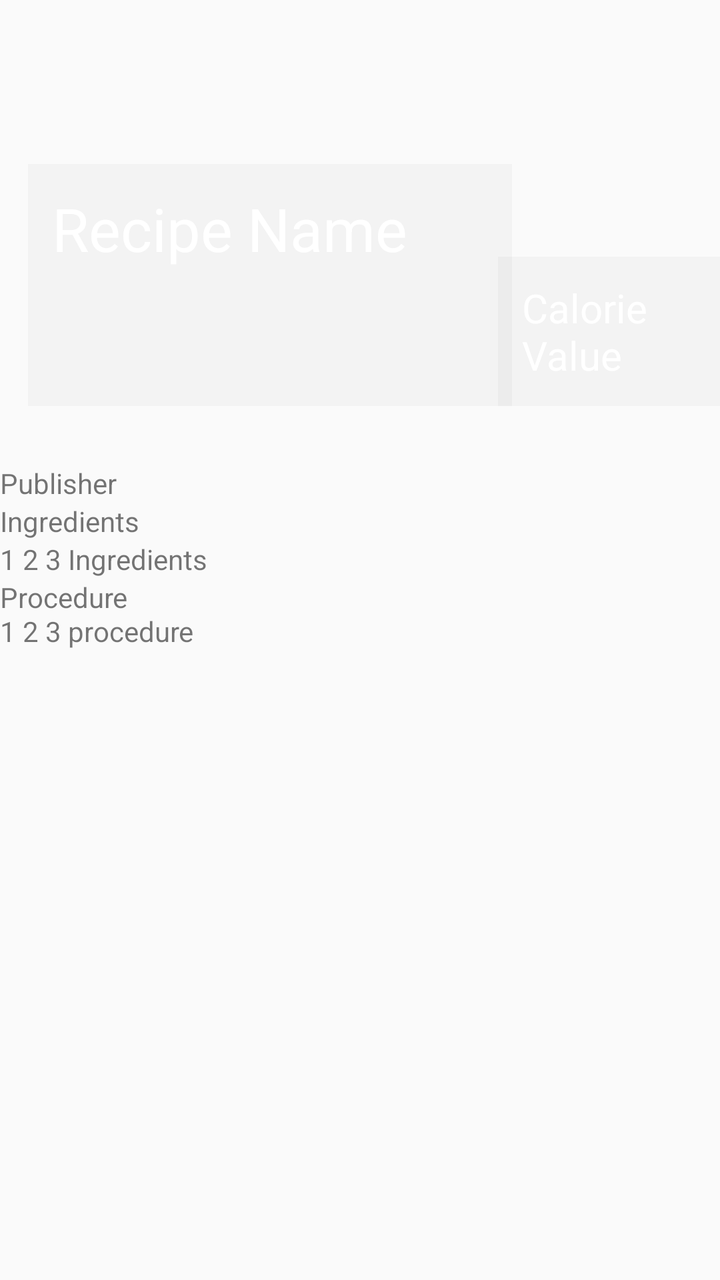
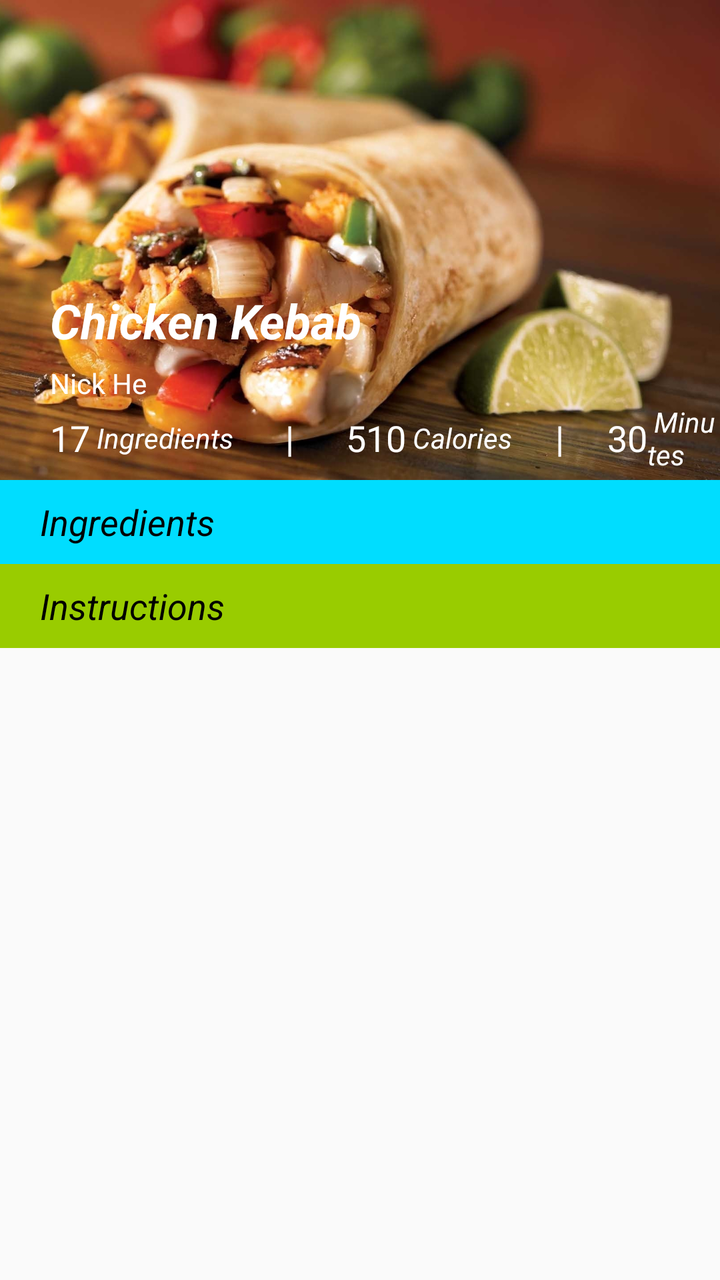

Before-and-after screenshots of an Android layout around one commit, followed by the original layout XML and the change that was made.
<!-- AndroidManifest.xml: application theme AppTheme -->
<!-- res/layout/activity_recipe_view.xml -->
<?xml version="1.0" encoding="utf-8"?>
<ScrollView xmlns:android="http://schemas.android.com/apk/res/android"
    xmlns:app="http://schemas.android.com/apk/res-auto"
    xmlns:tools="http://schemas.android.com/tools"
    android:id="@+id/ScrollView01"
    style="@android:style/Widget.ScrollView"
    android:layout_width="match_parent"
    android:layout_height="match_parent"
    android:fillViewport="true"
    android:scrollbarStyle="insideOverlay">

    <LinearLayout
        android:id="@+id/relativeLayout"
        android:layout_width="match_parent"
        android:layout_height="match_parent"
        android:baselineAligned="false"
        android:orientation="vertical"
        android:visibility="visible"
        tools:context=".ViewRecipe">


        <RelativeLayout
            android:id="@+id/imageLayout"
            android:layout_width="wrap_content"
            android:layout_height="232dp">

            <ImageView
                android:id="@+id/imageView"
                android:layout_width="match_parent"
                android:layout_height="wrap_content"
                android:layout_alignParentStart="true"
                android:layout_alignParentTop="true"
                android:scaleType="centerCrop" />

            <TextView
                android:id="@+id/recipeName"
                android:layout_width="242dp"
                android:layout_height="121dp"
                android:layout_alignParentBottom="true"
                android:layout_alignParentStart="true"
                android:layout_gravity="center_horizontal"
                android:layout_marginBottom="29dp"
                android:layout_marginStart="14dp"
                android:background="#07000000"
                android:padding="12dip"
                android:text="Recipe Name"
                android:textColor="#ffffff"
                android:textSize="30dp"
                android:visibility="visible" />

            <TextView
                android:id="@+id/calorieText"
                android:layout_width="111dp"
                android:layout_height="wrap_content"
                android:layout_alignBottom="@+id/recipeName"
                android:layout_alignParentEnd="true"
                android:background="#07000000"
                android:padding="12dip"
                android:text="Calorie Value"
                android:textColor="#ffffff"
                android:textSize="20dp"
                android:visibility="visible" />

        </RelativeLayout>


          <TextView
                android:id="@+id/recipePublisher"
                android:layout_width="wrap_content"
                android:layout_height="wrap_content"
                android:layout_alignParentStart="true"
                android:text="Publisher" />


            <TextView
                android:id="@+id/ingredientsTextView"
                android:layout_width="wrap_content"
                android:layout_height="wrap_content"
                android:layout_alignParentStart="true"
                android:layout_below="@+id/recipePublisher"
                android:text="Ingredients" />

            <TextView
                android:id="@+id/ingredientsList"
                android:layout_width="wrap_content"
                android:layout_height="wrap_content"
                android:layout_alignParentStart="true"
                android:layout_below="@+id/ingredientsTextView"
                android:text="1 2 3 Ingredients" />

            <TextView
                android:id="@+id/procedureTextList"
                android:layout_width="wrap_content"
                android:layout_height="17dp"
                android:layout_alignParentStart="true"
                android:layout_below="@+id/ingredientsList"
                android:text="Procedure\n"
                android:visibility="visible" />

            <TextView
                android:id="@+id/proceduresList"
                android:layout_width="wrap_content"
                android:layout_height="wrap_content"
                android:layout_alignParentStart="true"
                android:layout_below="@+id/procedureTextList"
                android:layout_marginTop="0dp"
                android:text="1 2 3 procedure"
                android:visibility="visible" />


     

    </LinearLayout>
</ScrollView>
<!-- resources referenced by this layout -->
<resources>
  <style name="AppTheme" parent="Theme.AppCompat.Light.DarkActionBar">
          
          <item name="colorPrimary">@color/colorPrimary</item>
          <item name="colorPrimaryDark">@color/colorPrimaryDark</item>
          <item name="colorAccent">@color/colorAccent</item>
      </style>
  <color name="colorPrimary">#3F51B5</color>
  <color name="colorPrimaryDark">#303F9F</color>
  <color name="colorAccent">#FF4081</color>
</resources>

<!-- the commit's change to res/layout/activity_recipe_view.xml (unified diff, before → after) -->
@@ -1,114 +1,241 @@
 <?xml version="1.0" encoding="utf-8"?>
 <ScrollView xmlns:android="http://schemas.android.com/apk/res/android"
     xmlns:app="http://schemas.android.com/apk/res-auto"
-    xmlns:tools="http://schemas.android.com/tools"
-    android:id="@+id/ScrollView01"
-    style="@android:style/Widget.ScrollView"
     android:layout_width="match_parent"
     android:layout_height="match_parent"
-    android:fillViewport="true"
-    android:scrollbarStyle="insideOverlay">
+    android:fillViewport="true">
 
     <LinearLayout
-        android:id="@+id/relativeLayout"
         android:layout_width="match_parent"
-        android:layout_height="match_parent"
-        android:baselineAligned="false"
-        android:orientation="vertical"
-        android:visibility="visible"
-        tools:context=".ViewRecipe">
-
-
-        <RelativeLayout
-            android:id="@+id/imageLayout"
-            android:layout_width="wrap_content"
-            android:layout_height="232dp">
+        android:layout_height="wrap_content"
+        android:orientation="vertical">
+
+        <android.support.constraint.ConstraintLayout
+            android:id="@+id/constraintLayout"
+            android:layout_width="match_parent"
+            android:layout_height="240dp">
 
             <ImageView
-                android:id="@+id/imageView"
+                android:id="@+id/recipeImage_viewRecipeActivity"
+                android:layout_width="match_parent"
+                android:layout_height="match_parent"
+                android:layout_margin="0dp"
+                android:layout_marginBottom="8dp"
+                android:layout_marginEnd="8dp"
+                android:layout_marginStart="8dp"
+                android:layout_marginTop="8dp"
+                android:scaleType="centerCrop"
+                android:src="@drawable/food1"
+                app:layout_constraintBottom_toBottomOf="parent"
+                app:layout_constraintEnd_toEndOf="parent"
+                app:layout_constraintStart_toStartOf="parent"
+                app:layout_constraintTop_toTopOf="parent"
+                app:layout_constraintVertical_bias="0.0" />
+
+            <LinearLayout
+                android:id="@+id/linearLayout"
+                android:layout_width="match_parent"
+                android:layout_height="42dp"
+                android:layout_margin="0dp"
+                android:layout_marginBottom="8dp"
+                android:layout_marginEnd="8dp"
+                android:layout_marginStart="8dp"
+                android:layout_marginTop="8dp"
+                android:orientation="horizontal"
+                app:layout_constraintBottom_toBottomOf="parent"
+                app:layout_constraintEnd_toEndOf="parent"
+                app:layout_constraintHorizontal_bias="0.0"
+                app:layout_constraintStart_toStartOf="parent"
+                app:layout_constraintTop_toTopOf="@+id/recipeImage_viewRecipeActivity"
+                app:layout_constraintVertical_bias="1.0">
+
+                <TextView
+                    android:id="@+id/ingredients_recipeViewActivity"
+                    android:layout_width="wrap_content"
+                    android:layout_height="match_parent"
+                    android:gravity="center_vertical"
+                    android:paddingLeft="25dp"
+                    android:text="17"
+                    android:textColor="@android:color/background_light"
+                    android:textSize="18sp" />
+
+                <TextView
+                    android:layout_width="wrap_content"
+                    android:layout_height="match_parent"
+                    android:gravity="center_vertical"
+                    android:text=" Ingredients"
+                    android:textColor="@android:color/background_light"
+                    android:textStyle="italic" />
+
+                <TextView
+                    android:layout_width="wrap_content"
+                    android:layout_height="match_parent"
+                    android:gravity="center_vertical"
+                    android:text="      |      "
+                    android:textColor="@android:color/background_light"
+                    android:textSize="18sp" />
+
+                <TextView
+                    android:id="@+id/calorieTextView"
+                    android:layout_width="wrap_content"
+                    android:layout_height="match_parent"
+                    android:gravity="center"
+                    android:text="510"
+                    android:textColor="@android:color/background_light"
+                    android:textSize="18sp" />
+
+                <TextView
+                    android:layout_width="wrap_content"
+                    android:layout_height="match_parent"
+                    android:gravity="center_vertical"
+                    android:text=" Calories"
+                    android:textColor="@android:color/background_light"
+                    android:textStyle="italic" />
+
+                <TextView
+                    android:layout_width="wrap_content"
+                    android:layout_height="match_parent"
+                    android:gravity="center_vertical"
+                    android:text="     |     "
+                    android:textColor="@android:color/background_light"
+                    android:textSize="18sp" />
+
+                <TextView
+                    android:id="@+id/timeTextView"
+                    android:layout_width="wrap_content"
+                    android:layout_height="match_parent"
+                    android:gravity="center"
+                    android:text="30"
+                    android:textColor="@android:color/background_light"
+                    android:textSize="18sp" />
+
+                <TextView
+                    android:layout_width="wrap_content"
+                    android:layout_height="match_parent"
+                    android:gravity="center_vertical"
+                    android:text=" Minutes"
+                    android:textColor="@android:color/background_light"
+                    android:textStyle="italic" />
+
+            </LinearLayout>
+
+            <TextView
+                android:id="@+id/recipeTitleView"
+                android:layout_width="wrap_content"
+                android:layout_height="37dp"
+                android:gravity="center_vertical"
+                android:paddingLeft="25dp"
+                android:paddingTop="4dp"
+                android:text="Chicken Kebab"
+                android:textAllCaps="false"
+                android:textColor="@android:color/background_light"
+                android:textSize="24sp"
+                android:textStyle="bold|italic"
+                app:layout_constraintBottom_toTopOf="@+id/linearLayout"
+                app:layout_constraintEnd_toEndOf="parent"
+                app:layout_constraintHorizontal_bias="0.0"
+                app:layout_constraintStart_toStartOf="parent"
+                app:layout_constraintTop_toTopOf="parent"
+                app:layout_constraintVertical_bias="0.868" />
+
+            <TextView
+                android:id="@+id/publisherTextView"
+                android:layout_width="wrap_content"
+                android:layout_height="31dp"
+                android:gravity="center_vertical"
+                android:paddingLeft="25dp"
+                android:text="Nick He"
+                android:textColor="@android:color/background_light"
+                android:textSize="14sp"
+                app:layout_constraintBottom_toBottomOf="parent"
+                app:layout_constraintEnd_toEndOf="parent"
+                app:layout_constraintHorizontal_bias="0.0"
+                app:layout_constraintStart_toStartOf="parent"
+                app:layout_constraintTop_toTopOf="parent"
+                app:layout_constraintVertical_bias="0.842" />
+
+        </android.support.constraint.ConstraintLayout>
+
+        <LinearLayout
+            android:layout_width="match_parent"
+            android:layout_height="wrap_content"
+            android:orientation="vertical"
+            app:layout_constraintTop_toBottomOf="@id/constraintLayout">
+
+            <android.support.constraint.ConstraintLayout
+                android:id="@+id/constraintLayout2"
+                android:layout_width="match_parent"
+                android:layout_height="42dp"
+                android:layout_margin="0dp"
+                android:layout_marginBottom="8dp"
+                android:layout_marginEnd="8dp"
+                android:layout_marginStart="8dp"
+                android:layout_marginTop="8dp"
+                android:background="@android:color/holo_blue_bright"
+                app:layout_constraintVertical_bias="0.0">
+
+                <TextView
+                    android:id="@+id/textView4"
+                    android:layout_width="wrap_content"
+                    android:layout_height="match_parent"
+                    android:gravity="center_vertical"
+                    android:paddingLeft="20dp"
+                    android:text="Ingredients"
+                    android:textColor="@android:color/black"
+                    android:textSize="18dp"
+                    android:textStyle="italic"
+                    app:layout_constraintBottom_toBottomOf="parent"
+                    app:layout_constraintEnd_toEndOf="parent"
+                    app:layout_constraintHorizontal_bias="0.0"
+                    app:layout_constraintStart_toStartOf="parent"
+                    app:layout_constraintTop_toTopOf="parent"
+                    app:layout_constraintVertical_bias="0.521" />
+
+            </android.support.constraint.ConstraintLayout>
+
+            <ListView
+                android:id="@+id/ingredientListView"
+                android:layout_width="match_parent"
+                android:layout_height="wrap_content" />
+
+
+            <android.support.constraint.ConstraintLayout
+                android:id="@+id/constraintLayout3"
+                android:layout_width="match_parent"
+                android:layout_height="42dp"
+                android:background="@android:color/holo_green_light">
+
+                <TextView
+                    android:id="@+id/textView5"
+                    android:layout_width="wrap_content"
+                    android:layout_height="match_parent"
+                    android:gravity="center_vertical"
+                    android:paddingLeft="20dp"
+                    android:text="Instructions"
+                    android:textColor="@android:color/black"
+                    android:textSize="18dp"
+                    android:textStyle="italic"
+                    app:layout_constraintBottom_toBottomOf="parent"
+                    app:layout_constraintEnd_toEndOf="parent"
+                    app:layout_constraintHorizontal_bias="0.0"
+                    app:layout_constraintStart_toStartOf="parent"
+                    app:layout_constraintTop_toTopOf="parent"
+                    app:layout_constraintVertical_bias="0.521" />
+
+            </android.support.constraint.ConstraintLayout>
+
+            <TextView
+                android:id="@+id/instructionsTextView"
                 android:layout_width="match_parent"
                 android:layout_height="wrap_content"
-                android:layout_alignParentStart="true"
-                android:layout_alignParentTop="true"
-                android:scaleType="centerCrop" />
-
-            <TextView
-                android:id="@+id/recipeName"
-                android:layout_width="242dp"
-                android:layout_height="121dp"
-                android:layout_alignParentBottom="true"
-                android:layout_alignParentStart="true"
-                android:layout_gravity="center_horizontal"
-                android:layout_marginBottom="29dp"
-                android:layout_marginStart="14dp"
-                android:background="#07000000"
-                android:padding="12dip"
-                android:text="Recipe Name"
-                android:textColor="#ffffff"
-                android:textSize="30dp"
-                android:visibility="visible" />
-
-            <TextView
-                android:id="@+id/calorieText"
-                android:layout_width="111dp"
-                android:layout_height="wrap_content"
-                android:layout_alignBottom="@+id/recipeName"
-                android:layout_alignParentEnd="true"
-                android:background="#07000000"
-                android:padding="12dip"
-                android:text="Calorie Value"
-                android:textColor="#ffffff"
-                android:textSize="20dp"
-                android:visibility="visible" />
-
-        </RelativeLayout>
-
-
-          <TextView
-                android:id="@+id/recipePublisher"
-                android:layout_width="wrap_content"
-                android:layout_height="wrap_content"
-                android:layout_alignParentStart="true"
-                android:text="Publisher" />
-
-
-            <TextView
-                android:id="@+id/ingredientsTextView"
-                android:layout_width="wrap_content"
-                android:layout_height="wrap_content"
-                android:layout_alignParentStart="true"
-                android:layout_below="@+id/recipePublisher"
-                android:text="Ingredients" />
-
-            <TextView
-                android:id="@+id/ingredientsList"
-                android:layout_width="wrap_content"
-                android:layout_height="wrap_content"
-                android:layout_alignParentStart="true"
-                android:layout_below="@+id/ingredientsTextView"
-                android:text="1 2 3 Ingredients" />
-
-            <TextView
-                android:id="@+id/procedureTextList"
-                android:layout_width="wrap_content"
-                android:layout_height="17dp"
-                android:layout_alignParentStart="true"
-                android:layout_below="@+id/ingredientsList"
-                android:text="Procedure\n"
-                android:visibility="visible" />
-
-            <TextView
-                android:id="@+id/proceduresList"
-                android:layout_width="wrap_content"
-                android:layout_height="wrap_content"
-                android:layout_alignParentStart="true"
-                android:layout_below="@+id/procedureTextList"
-                android:layout_marginTop="0dp"
-                android:text="1 2 3 procedure"
-                android:visibility="visible" />
-
-
-     
+                android:paddingEnd="16dp"
+                android:paddingStart="16dp"
+                android:paddingTop="8dp"
+                android:textColor="@android:color/black"
+                android:textSize="16sp" />
+
+        </LinearLayout>
 
     </LinearLayout>
+
 </ScrollView>
<!-- resource entries referenced after the edit -->
@@ -1,5 +1,6 @@
 <!-- resources referenced by this layout -->
 <resources>
+  <!-- drawable food1: jpg bitmap (drawable, 163720 bytes) -->
   <style name="AppTheme" parent="Theme.AppCompat.Light.DarkActionBar">
           
           <item name="colorPrimary">@color/colorPrimary</item>
